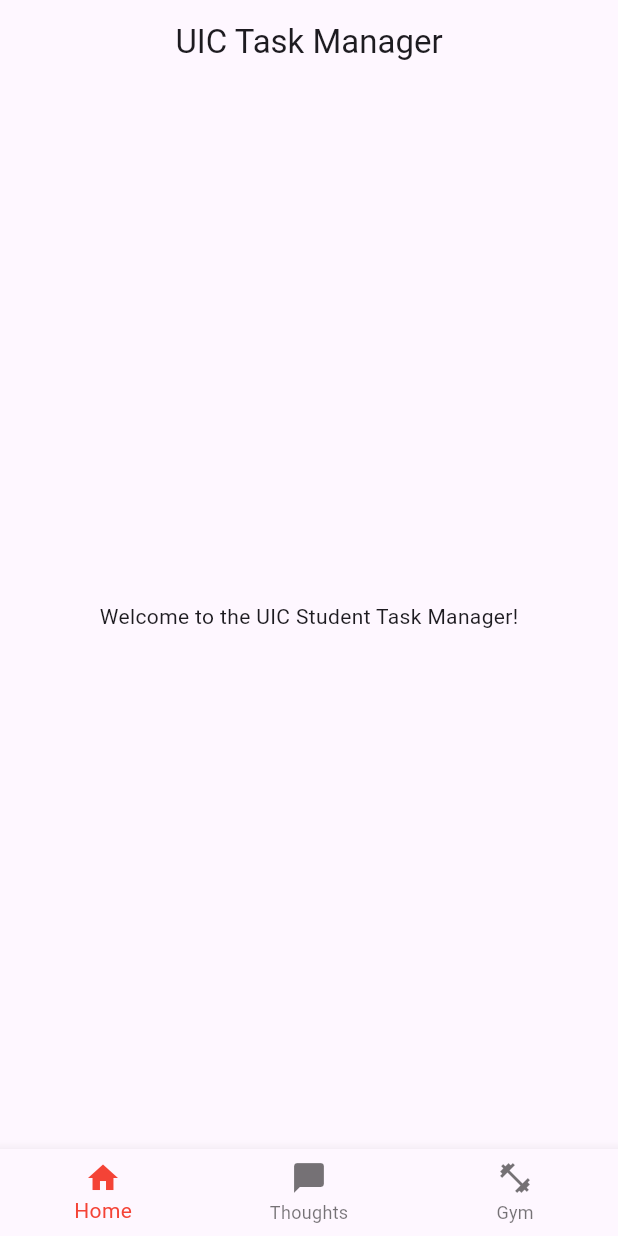
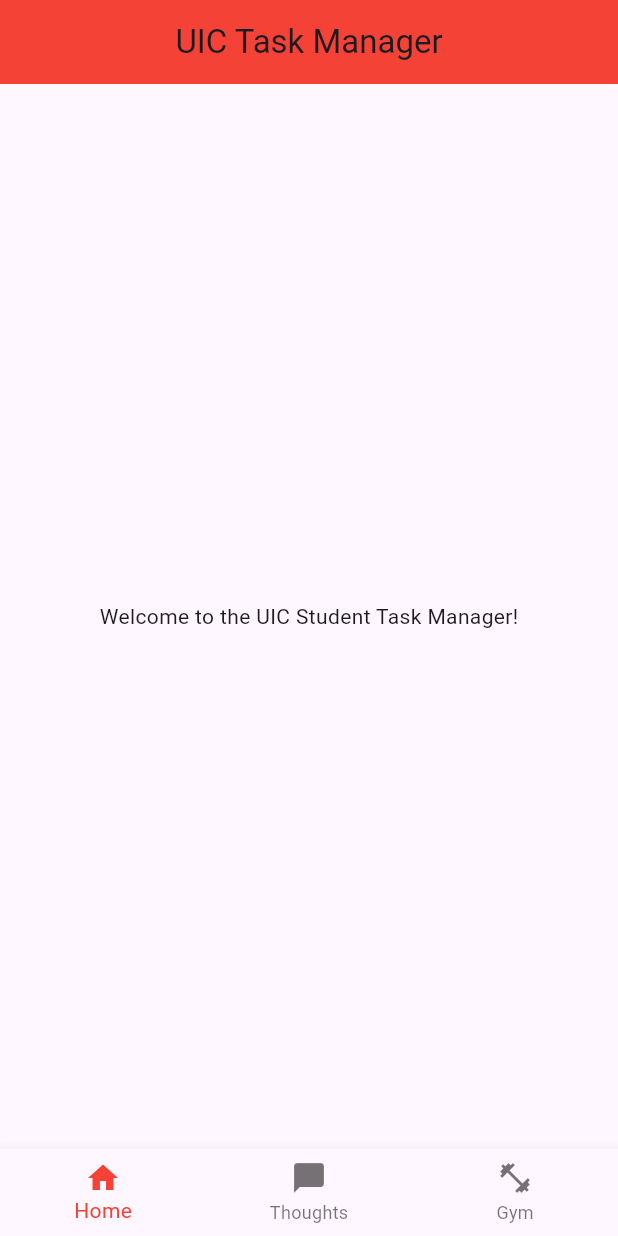
Before and after one commit to acm-uic/student-task-manager-sig-mobile-dev, a Flutter app: the screen it shows after launch, on a phone screen of 412 x 824 dp. Run offline on Flutter 3.47's test engine with Material 3 defaults, Android fonts, the light colour scheme and no system bars; our stand-ins replace get.

```diff
--- a/lib/screens/gym.dart
+++ b/lib/screens/gym.dart
@@ -11,6 +11,7 @@ class GymPage extends StatelessWidget {
         Scaffold (
           appBar: AppBar(
             title: Text("UIC Task Manager"),
+            backgroundColor: Colors.red,
             centerTitle: true,
           ),
           body: const Center (
--- a/lib/screens/home.dart
+++ b/lib/screens/home.dart
@@ -9,6 +9,7 @@ class MainHomePage extends StatelessWidget {
     return Scaffold (
       appBar: AppBar(
           title: Text("UIC Task Manager"),
+          backgroundColor: Colors.red,
           centerTitle: true,
       ),
       body: const Center(
--- a/lib/screens/thoughts.dart
+++ b/lib/screens/thoughts.dart
@@ -1,5 +1,4 @@
 import 'package:flutter/material.dart';
-
 import '../widgets/general/bottom_tab_navigator.dart';
 
 class ThoughtsPage extends StatelessWidget {
@@ -11,6 +10,7 @@ class ThoughtsPage extends StatelessWidget {
        Scaffold (
         appBar: AppBar(
           title: Text("UIC Task Manager"),
+          backgroundColor: Colors.red,
           centerTitle: true,
         ),
         body: const Center (
```
